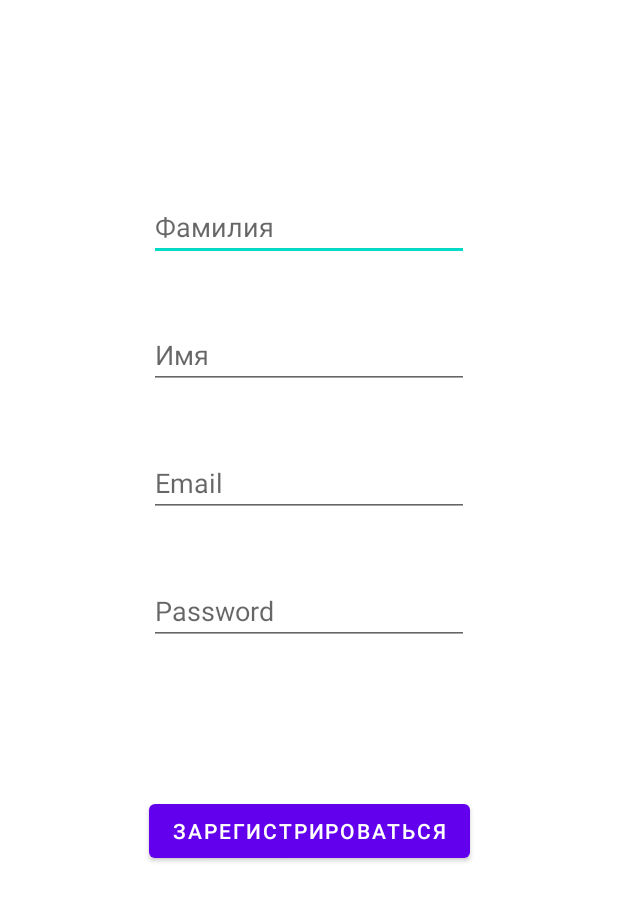
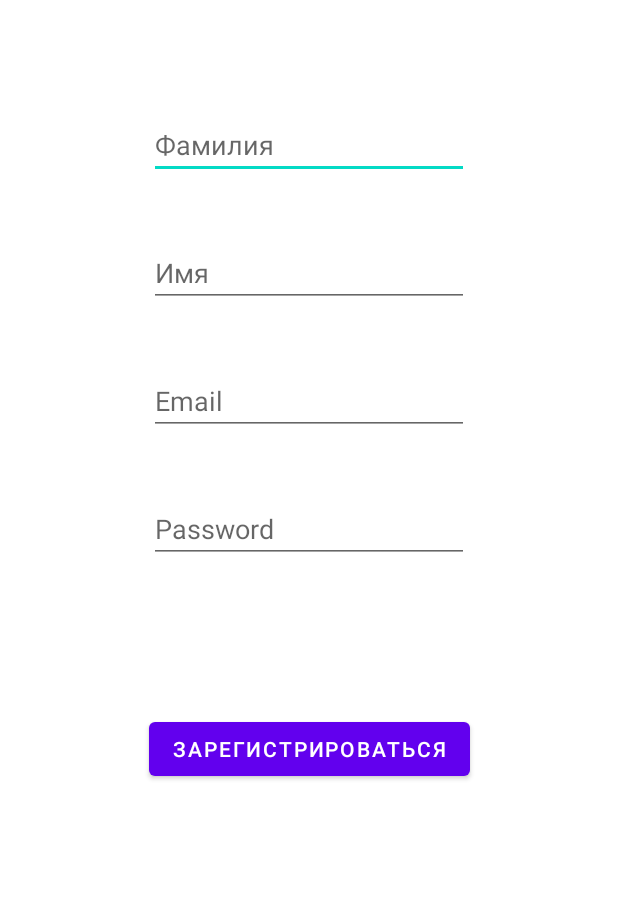
Before and after one commit to BulatTim1/PionerClub, an Android app: the layout fragment_reg.xml on its own in the app's theme, with its tools: preview values and no code run, on a phone screen of 412 x 824 dp. Shown: the top 901 px of the screen. Run offline under Robolectric (Android 15) with nearby library versions, the phone set to English and light mode, and no system bars.

Commit message:
cleanup code :3

```diff
--- a/app/src/main/AndroidManifest.xml
+++ b/app/src/main/AndroidManifest.xml
@@ -10,7 +10,7 @@
         android:supportsRtl="true"
         android:theme="@style/Theme.PionerClub"
         android:fullBackupContent="@xml/backup_descriptor">
-        <activity android:name=".MainActivity">
+        <activity android:name=".StartActivity">
             <intent-filter>
                 <action android:name="android.intent.action.MAIN" />
 
--- a/app/src/main/java/com/pioner/MainActivity.kt
+++ b/app/src/main/java/com/pioner/StartActivity.kt
@@ -3,10 +3,10 @@ package com.pioner
 import androidx.appcompat.app.AppCompatActivity
 import android.os.Bundle
 
-class MainActivity : AppCompatActivity() {
+class StartActivity : AppCompatActivity() {
     override fun onCreate(savedInstanceState: Bundle?) {
         super.onCreate(savedInstanceState)
-        setContentView(R.layout.activity_main)
+        setContentView(R.layout.activity_start)
 
     }
 }
--- a/app/src/main/res/layout/fragment_registration.xml
+++ b/app/src/main/res/layout/fragment_reg.xml
@@ -4,69 +4,74 @@
     xmlns:tools="http://schemas.android.com/tools"
     android:layout_width="match_parent"
     android:layout_height="match_parent"
-    tools:context=".Registration">
+    tools:context=".fragments.RegFragment">
 
     <androidx.constraintlayout.widget.ConstraintLayout
         android:layout_width="match_parent"
         android:layout_height="match_parent">
 
         <EditText
-            android:id="@+id/Fam"
+            android:id="@+id/reg_lastname"
             android:layout_width="wrap_content"
             android:layout_height="wrap_content"
             android:layout_marginBottom="40dp"
             android:ems="10"
             android:hint="Фамилия"
             android:inputType="textPersonName"
-            app:layout_constraintBottom_toTopOf="@+id/name"
-            app:layout_constraintEnd_toEndOf="parent"
-            app:layout_constraintStart_toStartOf="parent" />
-
-        <EditText
-            android:id="@+id/name"
-            android:layout_width="wrap_content"
-            android:layout_height="wrap_content"
-            android:layout_marginBottom="40dp"
-            android:ems="10"
-            android:hint="Имя"
-            android:inputType="textPersonName"
-            app:layout_constraintBottom_toTopOf="@+id/Email2"
-            app:layout_constraintEnd_toEndOf="parent"
-            app:layout_constraintStart_toStartOf="parent" />
-
-        <EditText
-            android:id="@+id/Email2"
-            android:layout_width="wrap_content"
-            android:layout_height="wrap_content"
-            android:ems="10"
-            android:hint="Email"
-            android:inputType="textPersonName"
             app:layout_constraintBottom_toBottomOf="parent"
             app:layout_constraintEnd_toEndOf="parent"
             app:layout_constraintStart_toStartOf="parent"
             app:layout_constraintTop_toTopOf="parent"
-            app:layout_constraintVertical_bias="0.384" />
+            app:layout_constraintVertical_bias="0.1"
+            android:autofillHints="lastname" />
 
         <EditText
-            android:id="@+id/Password2"
+            android:id="@+id/reg_name"
+            android:layout_width="wrap_content"
+            android:layout_height="wrap_content"
+            android:layout_marginTop="40dp"
+            android:ems="10"
+            android:hint="Имя"
+            android:inputType="textPersonName"
+            app:layout_constraintEnd_toEndOf="parent"
+            app:layout_constraintStart_toStartOf="parent"
+            app:layout_constraintTop_toBottomOf="@+id/reg_lastname"
+            android:autofillHints="name" />
+
+        <EditText
+            android:id="@+id/reg_email"
+            android:layout_width="wrap_content"
+            android:layout_height="wrap_content"
+            android:layout_marginTop="40dp"
+            android:ems="10"
+            android:hint="Email"
+            android:inputType="textEmailAddress"
+            app:layout_constraintEnd_toEndOf="parent"
+            app:layout_constraintStart_toStartOf="parent"
+            app:layout_constraintTop_toBottomOf="@+id/reg_name"
+            android:autofillHints="email" />
+
+        <EditText
+            android:id="@+id/reg_pass"
             android:layout_width="wrap_content"
             android:layout_height="wrap_content"
             android:layout_marginTop="40dp"
             android:ems="10"
             android:hint="Password"
-            android:inputType="textPersonName"
+            android:inputType="textPassword"
             app:layout_constraintEnd_toEndOf="parent"
             app:layout_constraintStart_toStartOf="parent"
-            app:layout_constraintTop_toBottomOf="@+id/Email2" />
+            app:layout_constraintTop_toBottomOf="@+id/reg_email"
+            android:autofillHints="password" />
 
         <Button
-            android:id="@+id/Reg2"
+            android:id="@+id/reg_btn"
             android:layout_width="wrap_content"
             android:layout_height="wrap_content"
             android:layout_marginTop="100dp"
             android:text="Зарегистрироваться"
             app:layout_constraintEnd_toEndOf="parent"
             app:layout_constraintStart_toStartOf="parent"
-            app:layout_constraintTop_toBottomOf="@+id/Password2" />
+            app:layout_constraintTop_toBottomOf="@+id/reg_pass" />
     </androidx.constraintlayout.widget.ConstraintLayout>
 </FrameLayout>
--- a/build.gradle
+++ b/build.gradle
@@ -19,7 +19,7 @@ allprojects {
     repositories {
         google()
         mavenCentral()
-        jcenter() // Warning: this repository is going to shut down soon
+        mavenCentral() // Warning: this repository is going to shut down soon
     }
 }
 
```
Also changed, not shown: app/src/main/java/com/pioner/FragmentRationAddition.kt (deleted, +0 -59 lines), app/src/main/java/com/pioner/Registration.kt (deleted, +0 -59 lines), app/src/main/java/com/pioner/entry.kt (deleted, +0 -59 lines), app/src/main/java/com/pioner/fragments/LoginFragment.kt (added, +30 -0 lines), app/src/main/java/com/pioner/fragments/LoginFragment_from_last_project.kt (added, +96 -0 lines), app/src/main/java/com/pioner/fragments/RegFragment.kt (added, +30 -0 lines), app/src/main/java/com/pioner/fragments/RegFragment_from_last_project.kt (added, +110 -0 lines), app/src/main/res/layout/activity_main.xml (deleted, +0 -15 lines), app/src/main/res/layout/activity_start.xml (added, +19 -0 lines), app/src/main/res/layout/fragment_login.xml (renamed from app/src/main/res/layout/fragment_entry.xml, +25 -21 lines), app/src/main/res/layout/fragment_ration_addition.xml (deleted, +0 -114 lines).
